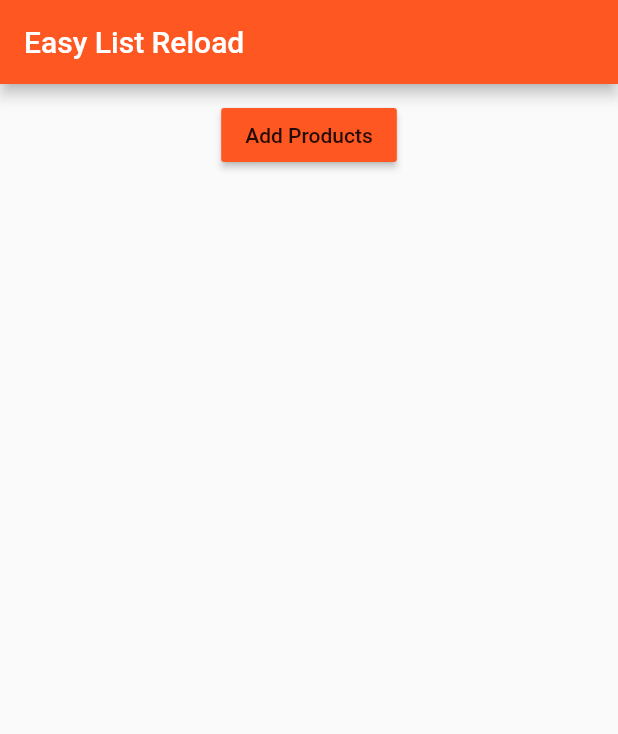
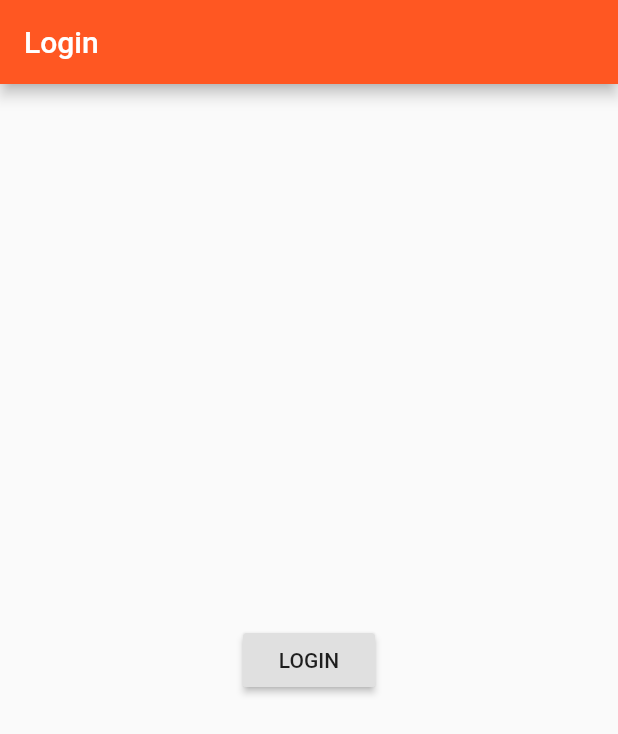
Before and after one commit to iamsss/Learning-Flutter-2, a Flutter app: the screen it shows after launch, on a phone screen of 412 x 824 dp. Shown: the top 734 px of the screen. Run offline on Flutter 3.47's test engine with Material 2 defaults, Android fonts, the phone set to English and light mode, and no system bars.

Commit message:
Adding Simple Auth Page

```diff
--- a/lib/main.dart
+++ b/lib/main.dart
@@ -1,4 +1,4 @@
-import 'package:first_app/pages/home.dart';
+import 'package:first_app/pages/auth.dart';
 import 'package:flutter/material.dart';
 import './product_manager.dart';
 
@@ -21,7 +21,7 @@ class MyApp extends StatelessWidget {
         primarySwatch: Colors.deepOrange,
         accentColor: Colors.deepPurple
       ),
-      home: HomePage(),
+      home: AuthPage(),
     );
   }
 }
--- /dev/null
+++ b/lib/pages/auth.dart
@@ -0,0 +1,21 @@
+import 'package:first_app/pages/products.dart';
+import 'package:flutter/material.dart';
+
+class AuthPage extends StatelessWidget {
+  @override
+  Widget build(BuildContext context) {
+    return Scaffold(
+      appBar: AppBar(
+        title: Text('Login'),
+      ),
+      body: Center(
+        child: RaisedButton(
+          child: Text('LOGIN'),
+          onPressed: () {
+            Navigator.pushReplacement(context, MaterialPageRoute(builder: (BuildContext context) => ProductsPage()));
+          },
+        ),
+      ),
+    );
+  }
+}
--- a/lib/pages/home.dart
+++ b/lib/pages/products.dart
@@ -1,7 +1,7 @@
 import 'package:first_app/product_manager.dart';
 import 'package:flutter/material.dart';
 
-class HomePage extends StatelessWidget {
+class ProductsPage extends StatelessWidget {
   @override
   Widget build(BuildContext context) {
     // TODO: implement build
```
